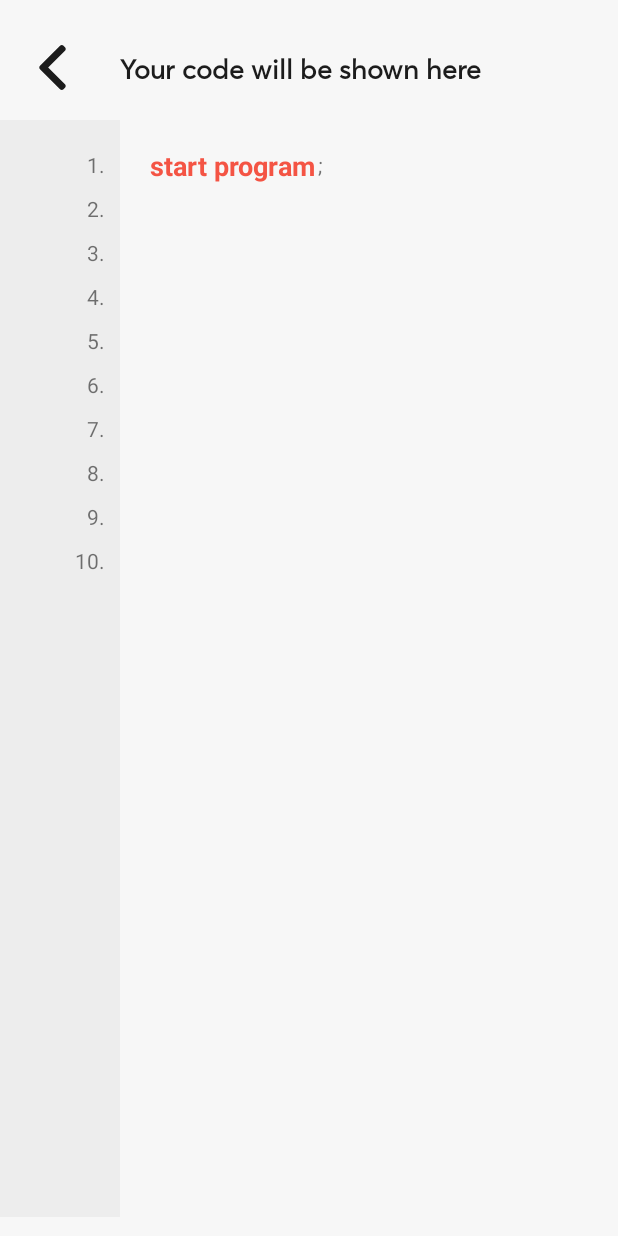
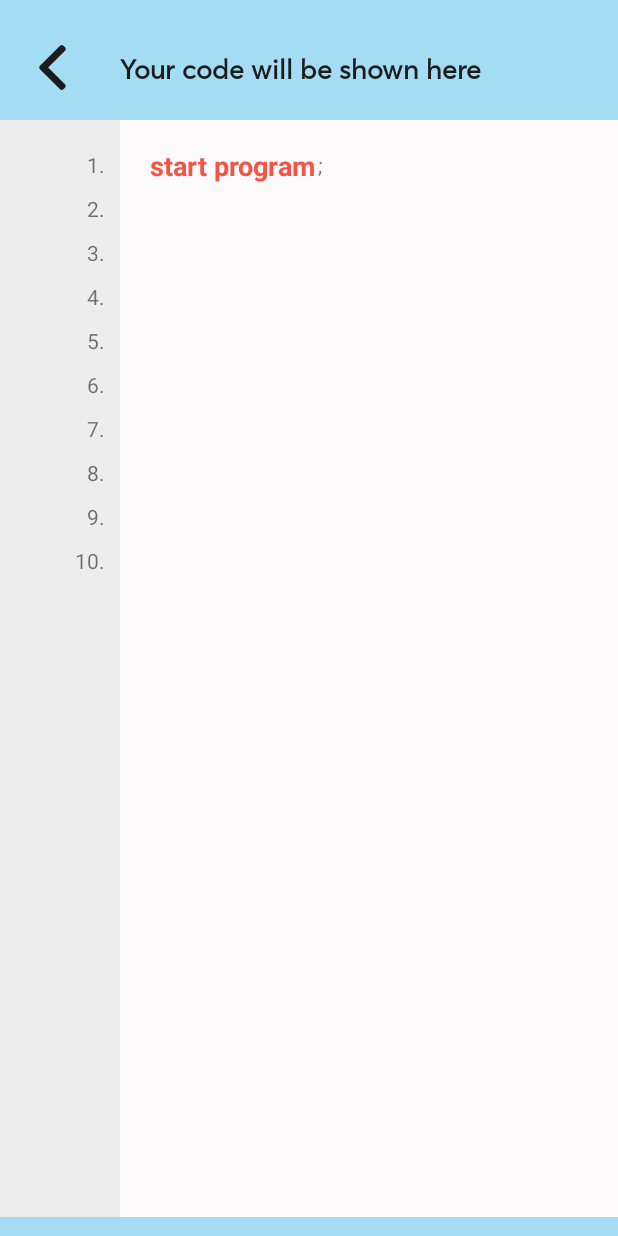
Before and after one commit to joannakwiat/graSapper, an Android app: the Okno_kodu screen opened directly, with no data from a screen before it, on a phone screen of 412 x 824 dp. Run offline under Robolectric (Android 15) with nearby library versions, the phone set to English and light mode, and no system bars.

Commit message:
Dodanie Helpa ze scrollview
Nowe okno z pomocą/opisem programu

```diff
--- a/app/src/main/AndroidManifest.xml
+++ b/app/src/main/AndroidManifest.xml
@@ -9,7 +9,8 @@
         android:roundIcon="@mipmap/bomba_ikona_round"
         android:supportsRtl="true"
         android:theme="@style/AppTheme">
-        <activity android:name=".Menu"></activity>
+        <activity android:name=".Help"></activity>
+        <activity android:name=".Menu" />
         <activity android:name=".Okno_kodu" />
         <activity android:name=".Gra" />
         <activity android:name=".MainActivity">
--- /dev/null
+++ b/app/src/main/res/drawable/pasek_kodu2.xml
@@ -0,0 +1,21 @@
+<?xml version="1.0" encoding="utf-8"?>
+<vector xmlns:android="http://schemas.android.com/apk/res/android"
+    xmlns:aapt="http://schemas.android.com/aapt"
+    android:width="65dp"
+    android:height="731dp"
+    android:viewportWidth="65"
+    android:viewportHeight="731"
+    >
+
+    <group>
+
+        <clip-path
+            android:pathData="M0 0H65V731H0V0Z" />
+
+        <path
+            android:pathData="M0 0V731H65V0"
+            android:fillColor="#fcfafa"
+            />
+    </group>
+
+</vector>
--- a/app/src/main/res/layout/activity_okno_kodu.xml
+++ b/app/src/main/res/layout/activity_okno_kodu.xml
@@ -4,7 +4,7 @@
     xmlns:tools="http://schemas.android.com/tools"
     android:layout_width="match_parent"
     android:layout_height="match_parent"
-    android:background="#f7f7f7"
+    android:background="#A4DCF3"
     tools:context=".Okno_kodu">
 
     <Button
@@ -23,6 +23,16 @@
         android:layout_height="731dp"
         android:layout_marginTop="80dp"
         android:background="@drawable/pasek_kodu"
+        app:layout_constraintStart_toStartOf="parent"
+        app:layout_constraintTop_toTopOf="parent" />
+
+    <View
+        android:id="@+id/pasek_biały"
+        android:layout_width="334dp"
+        android:layout_height="731dp"
+        android:layout_marginTop="80dp"
+        android:layout_marginLeft="80dp"
+        android:background="@drawable/pasek_kodu2"
         app:layout_constraintStart_toStartOf="parent"
         app:layout_constraintTop_toTopOf="parent" />
 
```
Also changed, not shown: app/src/main/java/com/example/grasapper/Gra.java (+14 -1 lines), app/src/main/java/com/example/grasapper/Help.java (added, +31 -0 lines), app/src/main/java/com/example/grasapper/Menu.java (+26 -0 lines), app/src/main/res/layout-v21/activity_gra.xml (+7 -4 lines), app/src/main/res/layout/activity_help.xml (added, +67 -0 lines), app/src/main/res/layout/activity_menu.xml (+37 -10 lines), app/src/main/res/values/strings.xml (+10 -3 lines).
